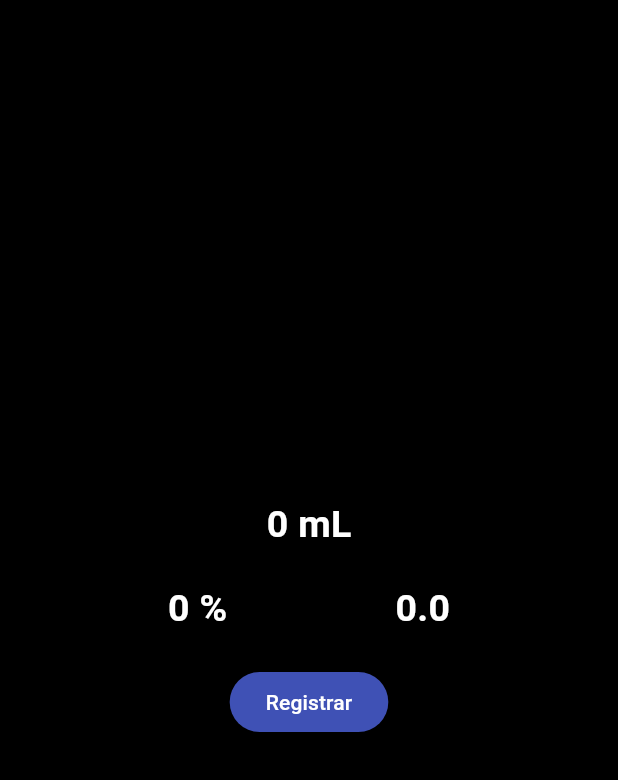
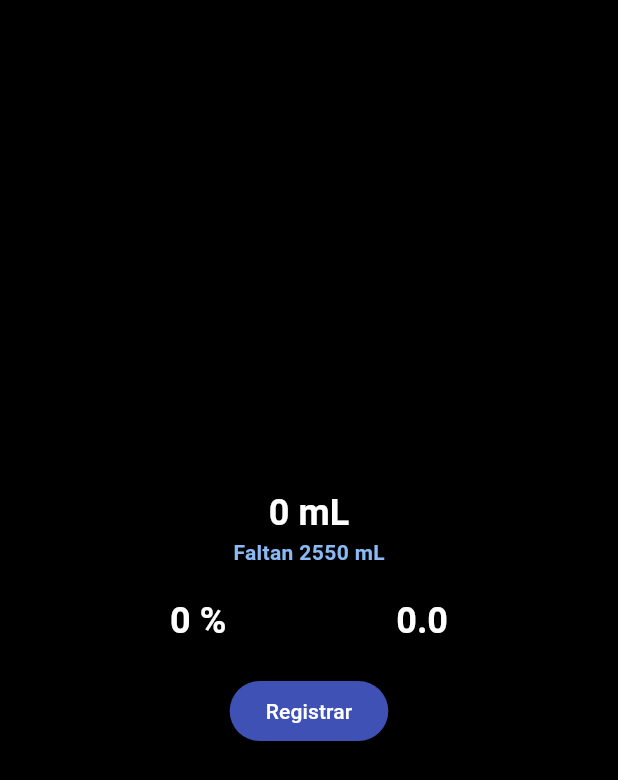
Before and after one commit to gnievap/water_counter_wear_app, a Flutter app: the screen it shows after launch, on a phone screen of 412 x 824 dp. Shown: the top 780 px of the screen. Run offline on Flutter 3.47's test engine with Material 2 defaults, Android fonts, the phone set to English and light mode, and no system bars.

Commit message:
Refactorizando el layout

```diff
--- a/lib/main.dart
+++ b/lib/main.dart
@@ -15,7 +15,15 @@ class MyApp extends StatelessWidget {
       title: 'Water Counter Demo',
       debugShowCheckedModeBanner: false,
       theme: ThemeData(
-          colorSchemeSeed: const Color(0xff6750a4), useMaterial3: true),
+          scaffoldBackgroundColor: const Color(0x00000000),
+          primaryColor: Colors.indigo,
+          textTheme:
+            const TextTheme(   //0x89baf3
+              headlineSmall: TextStyle(color: Colors.white, fontWeight: FontWeight.bold),
+              bodyMedium: TextStyle(color: Color.fromARGB(255, 137, 186, 243), fontWeight: FontWeight.bold),
+            ),
+          //colorSchemeSeed: const Color(0xff6750a4),
+          useMaterial3: true),
       home:  const StartScreen(),
     );
   }
--- a/lib/screens/start_screen.dart
+++ b/lib/screens/start_screen.dart
@@ -9,12 +9,7 @@ class StartScreen extends StatefulWidget {
 
 class _StartScreenState extends State<StartScreen> {
 
-  final TextStyle estiloTexto = const TextStyle(
-      decoration: TextDecoration.none,
-      fontSize: 25,
-      color: Colors.white,
-      fontWeight: FontWeight.bold,
-    );
+
 
   @override
   Widget build(BuildContext context) {
@@ -40,12 +35,18 @@ class _StartScreenState extends State<StartScreen> {
   }
 
   Widget _totalMl(){
-    return Center(
-            child: Text(
-              '0 mL',
-              style: estiloTexto,
-              ),
-          );
+    return Column(
+      children: [
+        Text(
+            '0 mL',
+            style: Theme.of(context).textTheme.headlineSmall,
+          ),
+          Text(
+            'Faltan 2550 mL',
+            style: Theme.of(context).textTheme.bodyMedium,
+          ),
+      ],
+    );
   }
 
   Widget _indicators(){
@@ -54,11 +55,11 @@ class _StartScreenState extends State<StartScreen> {
             children: [
               Text(
                 '0 %',
-                style: estiloTexto,
+                style: Theme.of(context).textTheme.headlineSmall,
               ),
-              Text(
-                '0.0',
-                style: estiloTexto,
+               Text(
+                 '0.0',
+                 style: Theme.of(context).textTheme.headlineSmall,
               ),
             ],
           );
--- a/pubspec.yaml
+++ b/pubspec.yaml
@@ -31,10 +31,10 @@ dependencies:
   flutter:
     sdk: flutter
 
-
   # The following adds the Cupertino Icons font to your application.
   # Use with the CupertinoIcons class for iOS style icons.
   cupertino_icons: ^1.0.2
+  flutter_animation_progress_bar: ^2.3.1
 
 dev_dependencies:
   flutter_test:
```
Also changed, not shown: pubspec.lock.
